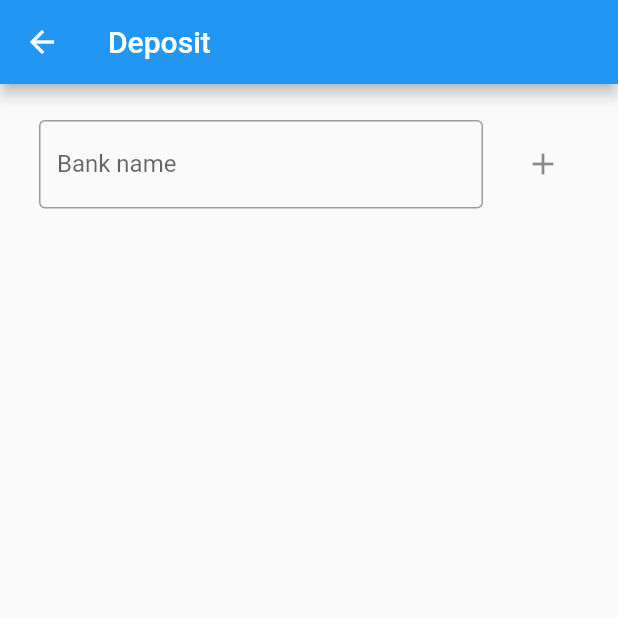
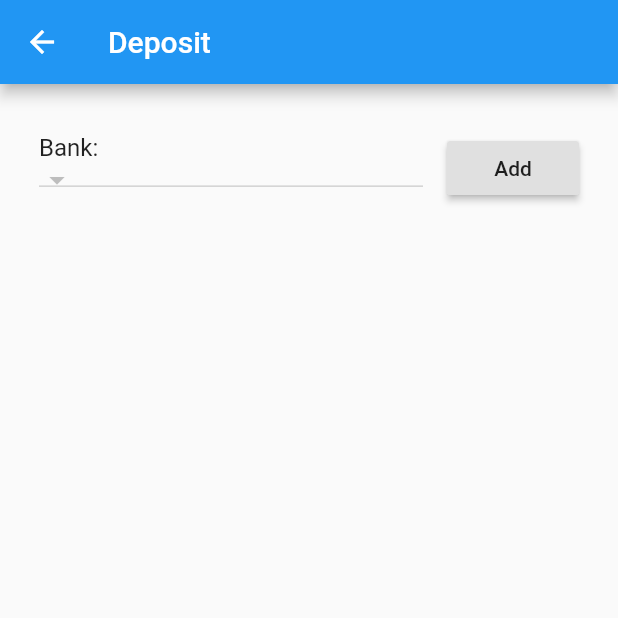
Before and after one commit to melodypapa/account_book, a Flutter app: the screen it shows after launch, after a tap on the "add" icon, on a phone screen of 412 x 824 dp, the top half of it. Run offline on Flutter 3.47's test engine with Material 2 defaults, Android fonts, the phone set to English and light mode, and no system bars; our stand-ins replace sqflite; accounts and stored records are empty.

Commit message:
add the bank to database.

```diff
--- a/lib/main.dart
+++ b/lib/main.dart
@@ -1,7 +1,21 @@
+import 'package:account_book/app/app.dart';
+import 'package:account_book/services/services.dart';
+
 import 'package:flutter/material.dart';
+import 'package:provider/provider.dart';
 
-import 'app/app.dart';
-
-void main() => runApp(
-      AccountBookApp(),
-    );
+void main() {
+  runApp(
+    MultiProvider(
+      providers: [
+        ChangeNotifierProvider(
+          create: (_) => BankService(),
+        ),
+        ChangeNotifierProvider(
+          create: (_) => DepositService(),
+        )
+      ],
+      child: AccountBookApp(),
+    ),
+  );
+}
--- a/lib/models/bank.dart
+++ b/lib/models/bank.dart
@@ -4,14 +4,14 @@ import 'package:flutter/material.dart';
 class Bank {
   int bankId;
   String name;
-  String branchName;
+  int createdAt;
 
-  Bank({this.bankId, @required this.name, @required this.branchName});
+  Bank({this.bankId, @required this.name, @required this.createdAt});
 
   Map<String, dynamic> toMapWithoutId() {
     final map = new Map<String, dynamic>();
     map["name"] = name;
-    map["branch_name"] = branchName;
+    map["created_at"] = createdAt;
     return map;
   }
 
@@ -19,7 +19,7 @@ class Bank {
     final map = new Map<String, dynamic>();
     map["bank_id"] = bankId;
     map["name"] = name;
-    map["branch_name"] = branchName;
+    map["created_at"] = createdAt;
     return map;
   }
 
@@ -27,17 +27,12 @@ class Bank {
     return Bank(
       bankId: data['bank_id'],
       name: data['name'],
-      branchName: data['branch_name'],
+      createdAt: data['created_at'],
     );
   }
-}
 
-class BankMgr extends ChangeNotifier {
-  DatabaseHelper dbInstance = DatabaseHelper();
-
-  Future<int> createBank(String name, String branchName) async{
-    final bank = Bank(name: name, branchName: branchName);
-    int id = await dbInstance.db.insert("bank", bank.toMapWithoutId());
-    return id;
+  @override
+  String toString() {
+    return "Bank: $name";
   }
 }
--- /dev/null
+++ b/lib/models/deposit.dart
@@ -0,0 +1,11 @@
+import 'package:flutter/foundation.dart';
+
+class Deposit {
+  int depositId;
+  int bankId;
+
+  Deposit({
+    this.depositId,
+    @required bankId,
+  });
+}
--- /dev/null
+++ b/lib/models/models.dart
@@ -0,0 +1 @@
+export 'bank.dart';
--- a/lib/pages/deposit/deposit_page.dart
+++ b/lib/pages/deposit/deposit_page.dart
@@ -1,5 +1,8 @@
+import 'package:account_book/models/models.dart';
+import 'package:account_book/pages/bank/bank_page.dart';
+import 'package:account_book/services/services.dart';
 import 'package:flutter/material.dart';
-import 'package:flutter/services.dart';
+import 'package:provider/provider.dart';
 
 class DepositCreatePage extends StatelessWidget {
   @override
@@ -22,36 +25,54 @@ class DepositEditForm extends StatefulWidget {
 
 class _DepositEditFormState extends State<DepositEditForm> {
   final GlobalKey<FormState> _formKey = GlobalKey<FormState>();
-  final TextEditingController _textNameController = TextEditingController();
+
+  @override
+  void didChangeDependencies() {
+    super.didChangeDependencies();
+
+    Provider.of<DepositService>(context).loadBankOptions();
+  }
 
   @override
   Widget build(BuildContext context) {
     return SizedBox(
-      child: Form(
+      child:
+          Consumer<DepositService>(builder: (context, depositService, child) {
+        return Form(
           key: _formKey,
           child: ListView(
             children: <Widget>[
               ListTile(
-              title: TextFormField(
-                controller: _textNameController,
-                inputFormatters: <TextInputFormatter>[
-                  WhitelistingTextInputFormatter(RegExp("[a-fA-F0-9]")),
-                ],
-                decoration: InputDecoration(
-                  labelText: "Bank name",
-                  border: OutlineInputBorder(),
+                title: const Text('Bank:'),
+                subtitle: DropdownButton<int>(
+                  value: depositService.currentBankId,
+                  onChanged: (int bankId) {
+                    print(bankId);
+                    depositService.currentBankId = bankId;
+                  },
+                  items: depositService.bankOptions
+                      .map<DropdownMenuItem<int>>((Bank bank) {
+                    return DropdownMenuItem<int>(
+                      value: bank.bankId,
+                      child: Text(bank.name),
+                    );
+                  }).toList(),
                 ),
-              ),
-              trailing: IconButton(
-                icon: Icon(Icons.add),
+                trailing: RaisedButton(
+                  child: Text("Add"),
                   onPressed: () {
-                  print("Add Bank");
+                    Navigator.of(context)
+                        .push(MaterialPageRoute<BankFormAction>(
+                      builder: (BuildContext context) => BankFormPage(),
+                      fullscreenDialog: true,
+                    ));
                   },
                 ),
               ),
             ],
           ),
-      ),
+        );
+      }),
     );
   }
 }
--- /dev/null
+++ b/lib/services/deposit_service.dart
@@ -0,0 +1,35 @@
+import 'package:account_book/models/models.dart';
+import 'package:account_book/services/database.dart';
+import 'package:flutter/material.dart';
+
+
+class DepositService extends ChangeNotifier {
+  final DatabaseHelper _dbInsance = DatabaseHelper();
+  int _currentBankId;
+  List<Bank> _bankOptions;
+
+  List<Bank> get bankOptions => _bankOptions;
+
+  int get currentBankId => _currentBankId;
+
+  set currentBankId(int bankId){
+    _currentBankId = bankId;
+    notifyListeners();
+  }
+
+  DepositService(){
+    _bankOptions = [];
+  }
+
+  void loadBankOptions() async{
+    List<Map> maps = await _dbInsance.db.query(DatabaseHelper.tableBank, columns: ["bank_id", "name"]);
+
+    if (maps != null){
+      _bankOptions = [];
+      maps.forEach((item){
+        _bankOptions.add(Bank.fromMap(item));
+      });
+      notifyListeners();
+    }
+  }
+}
--- /dev/null
+++ b/lib/services/services.dart
@@ -0,0 +1,2 @@
+export 'bank_service.dart';
+export 'deposit_service.dart';
--- a/pubspec.yaml
+++ b/pubspec.yaml
@@ -21,6 +21,7 @@ dependencies:
     sdk: flutter
   sqflite: 1.2.0
   path_provider: 1.5.1
+  provider: ^3.0.0
   #flutter_slidable: any
   #intl: any
   #image_picker: any
@@ -49,6 +50,8 @@ flutter:
   # assets:
   #  - images/a_dot_burr.jpeg
   #  - images/a_dot_ham.jpeg
+  assets:
+    - assets/db_schema/
 
   # An image asset can refer to one or more resolution-specific "variants", see
   # https://flutter.dev/assets-and-images/#resolution-aware.
```
Also changed, not shown: lib/pages/bank/bank_page.dart (+62 -2 lines), lib/services/bank_service.dart (added, +18 -0 lines), lib/services/database.dart (+20 -2 lines), pubspec.lock, 7 other files. Lines whose indentation alone changed are shown as unchanged.
